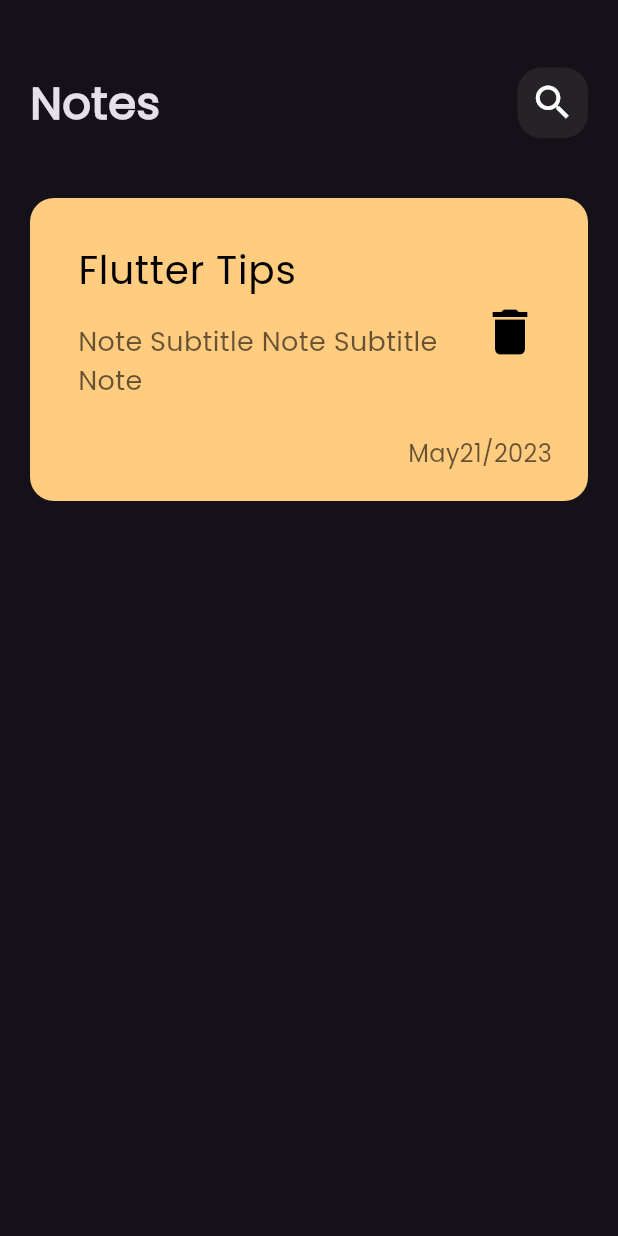
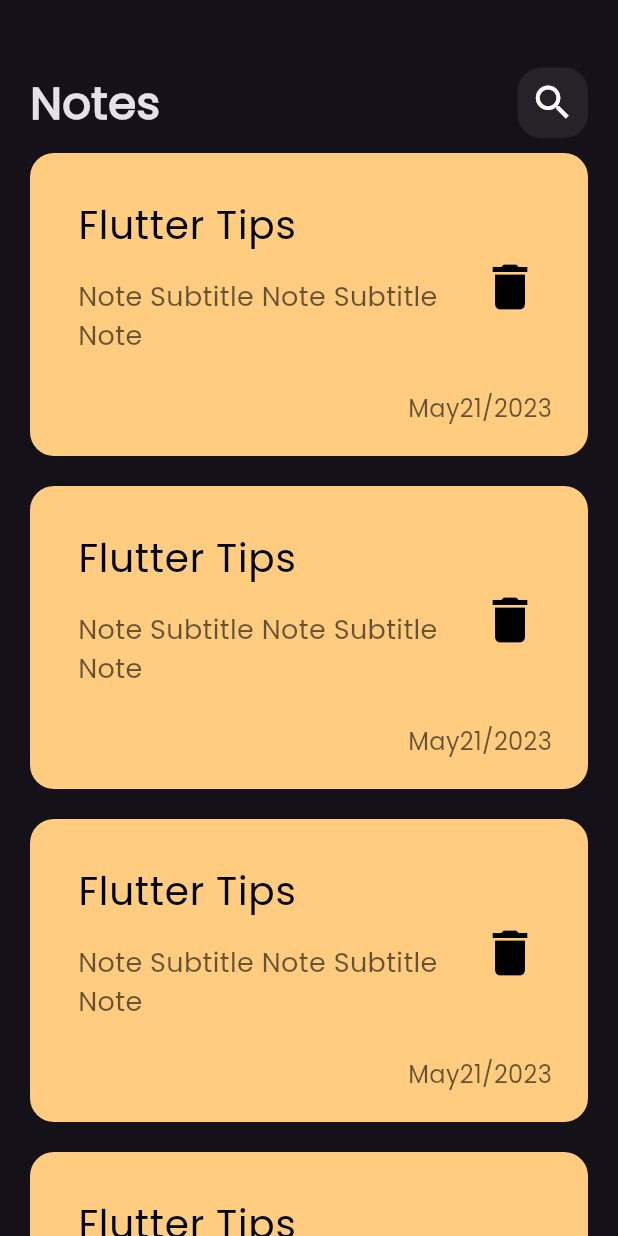
Before and after one commit to Mohamed00-Nour/notes_app, a Flutter app: the screen it shows after launch, on a phone screen of 412 x 824 dp. Run offline on Flutter 3.47's test engine with Material 3 defaults, Android fonts, the phone set to English and light mode, and no system bars.

Commit message:
Create Notes_ListView

```diff
--- /dev/null
+++ b/lib/Widgets/Notes_ListView.dart
@@ -0,0 +1,19 @@
+import 'package:flutter/material.dart';
+
+import 'Note_Item.dart';
+
+class NotesListView extends StatelessWidget {
+  const NotesListView({super.key});
+
+  @override
+  Widget build(BuildContext context) {
+    return ListView.builder(
+      itemBuilder: (context, index) {
+        return Padding(
+          padding: const EdgeInsets.symmetric(vertical: 10.0),
+          child: NoteItem(),
+        );
+      },
+    );
+  }
+}
--- a/lib/Widgets/Notes_View_Body.dart
+++ b/lib/Widgets/Notes_View_Body.dart
@@ -1,14 +1,13 @@
 import 'package:flutter/material.dart';
-
 import 'Custom_App_Bar.dart';
-import 'Note_Item.dart';
+import 'Notes_ListView.dart';
 
 class NotesViewBody extends StatelessWidget {
   const NotesViewBody({super.key});
 
   @override
   Widget build(BuildContext context) {
-    return  const Padding(
+    return   const Padding(
       padding:  EdgeInsets.symmetric(horizontal: 20.0),
       child:  Column(
         children: [
@@ -16,11 +15,7 @@ class NotesViewBody extends StatelessWidget {
             height: 45.0,
           ),
           CustomAppBar(),
-          SizedBox(
-            height: 40.0,
-          ),
-          NoteItem(),
-
+          Expanded(child: NotesListView()),
         ],
       ),
     );
```
